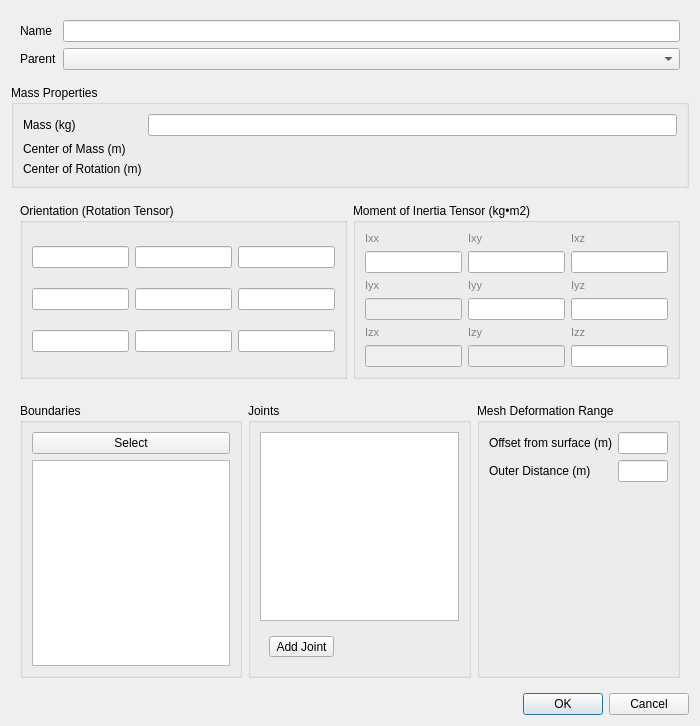
This is baramFlow/view/setup/dynamic_mesh/rigid_body_dynamics/body_dialog.ui in xupeiwust/baram as Qt 5 draws it before an edit. The edited form follows.
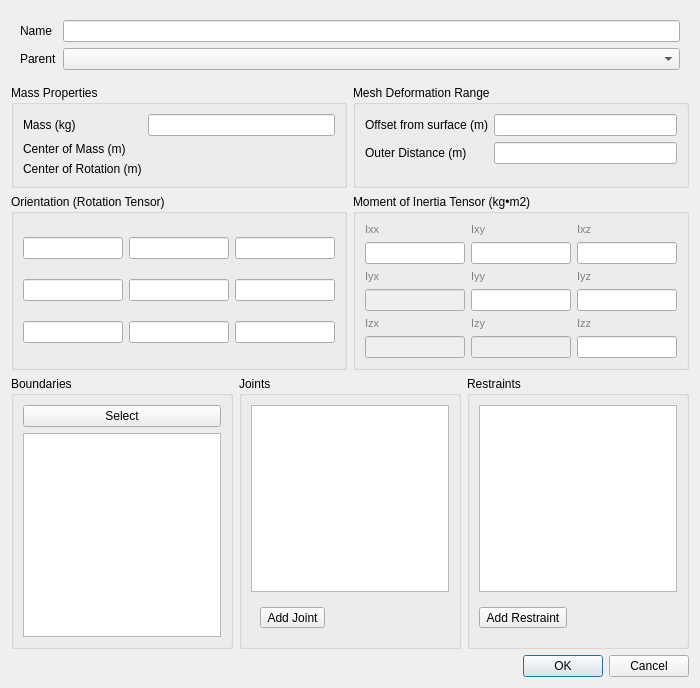
This is the edited form. Custom widgets are drawn as their Qt base class.

What changed in the file:
```diff
--- a/baramFlow/view/setup/dynamic_mesh/rigid_body_dynamics/body_dialog.ui
+++ b/baramFlow/view/setup/dynamic_mesh/rigid_body_dynamics/body_dialog.ui
@@ -7,7 +7,7 @@
     <x>0</x>
     <y>0</y>
     <width>700</width>
-    <height>726</height>
+    <height>688</height>
    </rect>
   </property>
   <property name="minimumSize">
@@ -47,6 +47,21 @@
     </widget>
    </item>
    <item>
+    <widget class="QWidget" name="widget" native="true">
+     <layout class="QHBoxLayout" name="horizontalLayout">
+      <property name="leftMargin">
+       <number>0</number>
+      </property>
+      <property name="topMargin">
+       <number>0</number>
+      </property>
+      <property name="rightMargin">
+       <number>0</number>
+      </property>
+      <property name="bottomMargin">
+       <number>0</number>
+      </property>
+      <item>
     <widget class="QGroupBox" name="massGroup">
      <property name="title">
       <string>Mass Properties</string>
@@ -86,8 +101,52 @@
     </widget>
    </item>
    <item>
+       <widget class="QGroupBox" name="deformationGroup">
+        <property name="title">
+         <string>Mesh Deformation Range</string>
+        </property>
+        <layout class="QFormLayout" name="deformationFormLayout">
+         <item row="0" column="0">
+          <widget class="QLabel" name="offsetLabel">
+           <property name="text">
+            <string>Offset from surface (m)</string>
+           </property>
+          </widget>
+         </item>
+         <item row="0" column="1">
+          <widget class="PFloatLineEdit" name="deformationOffset"/>
+         </item>
+         <item row="1" column="0">
+          <widget class="QLabel" name="distanceLabel">
+           <property name="text">
+            <string>Outer Distance (m)</string>
+           </property>
+          </widget>
+         </item>
+         <item row="1" column="1">
+          <widget class="PFloatLineEdit" name="deformationDistance"/>
+         </item>
+        </layout>
+       </widget>
+      </item>
+     </layout>
+    </widget>
+   </item>
+   <item>
     <widget class="QWidget" name="tensorWidget" native="true">
      <layout class="QHBoxLayout" name="tensorLayout">
+      <property name="leftMargin">
+       <number>0</number>
+      </property>
+      <property name="topMargin">
+       <number>0</number>
+      </property>
+      <property name="rightMargin">
+       <number>0</number>
+      </property>
+      <property name="bottomMargin">
+       <number>0</number>
+      </property>
       <item>
        <widget class="QGroupBox" name="orientationGroup">
         <property name="title">
@@ -267,7 +326,19 @@
    </item>
    <item>
     <widget class="QWidget" name="bottomWidget" native="true">
-     <layout class="QHBoxLayout" name="bottomLayout">
+     <layout class="QHBoxLayout" name="horizontalLayout_2">
+      <property name="leftMargin">
+       <number>0</number>
+      </property>
+      <property name="topMargin">
+       <number>0</number>
+      </property>
+      <property name="rightMargin">
+       <number>0</number>
+      </property>
+      <property name="bottomMargin">
+       <number>0</number>
+      </property>
       <item>
        <widget class="QGroupBox" name="boundariesGroup">
         <property name="title">
@@ -333,30 +404,52 @@
        </widget>
       </item>
       <item>
-       <widget class="QGroupBox" name="deformationGroup">
+       <widget class="QGroupBox" name="restraintsGroup">
         <property name="title">
-         <string>Mesh Deformation Range</string>
+         <string>Restraints</string>
         </property>
-        <layout class="QFormLayout" name="deformationFormLayout">
-         <item row="0" column="0">
-          <widget class="QLabel" name="offsetLabel">
-           <property name="text">
-            <string>Offset from surface (m)</string>
+        <layout class="QVBoxLayout" name="restraintsGroupLayout">
+         <item>
+          <widget class="ContentSizedListWidget" name="rbdRestraintList">
+           <property name="contextMenuPolicy">
+            <enum>Qt::ContextMenuPolicy::CustomContextMenu</enum>
            </property>
           </widget>
          </item>
-         <item row="0" column="1">
-          <widget class="PFloatLineEdit" name="deformationOffset"/>
-         </item>
-         <item row="1" column="0">
-          <widget class="QLabel" name="distanceLabel">
+         <item>
+          <widget class="QWidget" name="addRestraintWidget" native="true">
+           <layout class="QHBoxLayout" name="addRestraintLayout">
+            <property name="leftMargin">
+             <number>0</number>
+            </property>
+            <property name="rightMargin">
+             <number>0</number>
+            </property>
+            <item>
+             <widget class="QToolButton" name="addRestraintButton">
            <property name="text">
-            <string>Outer Distance (m)</string>
-           </property>
-          </widget>
-         </item>
-         <item row="1" column="1">
-          <widget class="PFloatLineEdit" name="deformationDistance"/>
+               <string>Add Restraint</string>
+              </property>
+              <property name="popupMode">
+               <enum>QToolButton::ToolButtonPopupMode::InstantPopup</enum>
+              </property>
+             </widget>
+            </item>
+            <item>
+             <spacer name="addRestraintSpacer">
+              <property name="orientation">
+               <enum>Qt::Orientation::Horizontal</enum>
+              </property>
+              <property name="sizeHint" stdset="0">
+               <size>
+                <width>40</width>
+                <height>20</height>
+               </size>
+              </property>
+             </spacer>
+            </item>
+           </layout>
+          </widget>
          </item>
         </layout>
        </widget>
@@ -389,6 +482,11 @@
    <extends>QLineEdit</extends>
    <header location="global">widgets.pfloat_line_edit</header>
   </customwidget>
+  <customwidget>
+   <class>ContentSizedListWidget</class>
+   <extends>QListWidget</extends>
+   <header location="global">widgets.content_sized_list_widget</header>
+  </customwidget>
  </customwidgets>
  <resources/>
  <connections/>
```
Left out of the diff: 2 changed lines with no effect on the pictures. Lines whose indentation alone changed are shown as unchanged.
